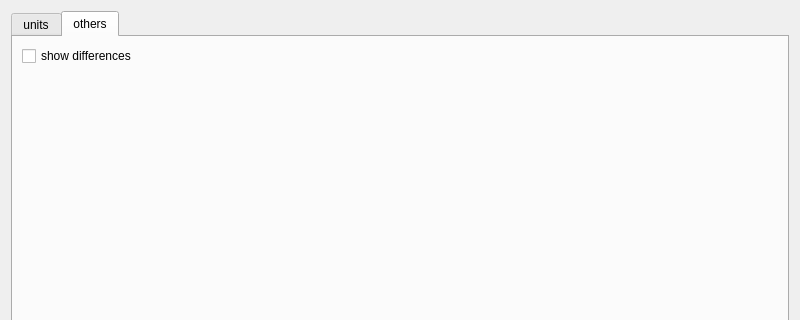
Before: the Qt Designer form ui/dialogs/settingsdialog.ui in OpenIndy/OpenIndy, drawn with Qt 5; both pictures show x 0 to 800 and y 0 to 320 of the 800 by 600 pixel window.
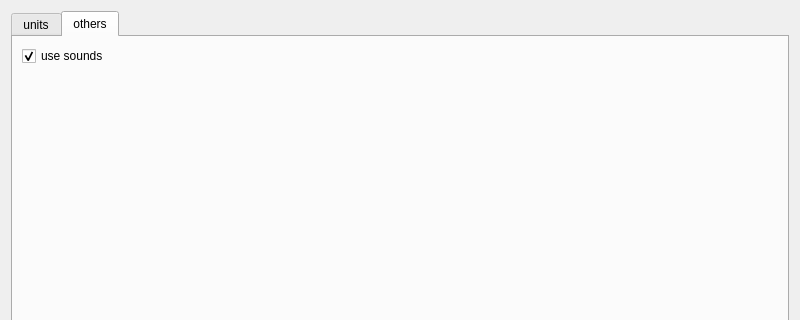
After: the same form once the commit is applied. The open tabs and pages were chosen to show the change.

What changed in the file:
```diff
--- a/ui/dialogs/settingsdialog.ui
+++ b/ui/dialogs/settingsdialog.ui
@@ -146,16 +146,6 @@
          <string>others</string>
         </attribute>
         <layout class="QGridLayout" name="gridLayout_3">
-         <item row="0" column="0">
-          <widget class="QCheckBox" name="checkBox_differences">
-           <property name="toolTip">
-            <string/>
-           </property>
-           <property name="text">
-            <string>show differences</string>
-           </property>
-          </widget>
-         </item>
          <item row="1" column="0">
           <spacer name="verticalSpacer">
            <property name="orientation">
@@ -169,6 +159,16 @@
            </property>
           </spacer>
          </item>
+         <item row="0" column="0">
+          <widget class="QCheckBox" name="checkBox_sounds">
+           <property name="text">
+            <string>use sounds</string>
+           </property>
+           <property name="checked">
+            <bool>true</bool>
+           </property>
+          </widget>
+         </item>
         </layout>
        </widget>
       </widget>
```
Left out of the diff: 2 changed lines with no effect on the pictures.
